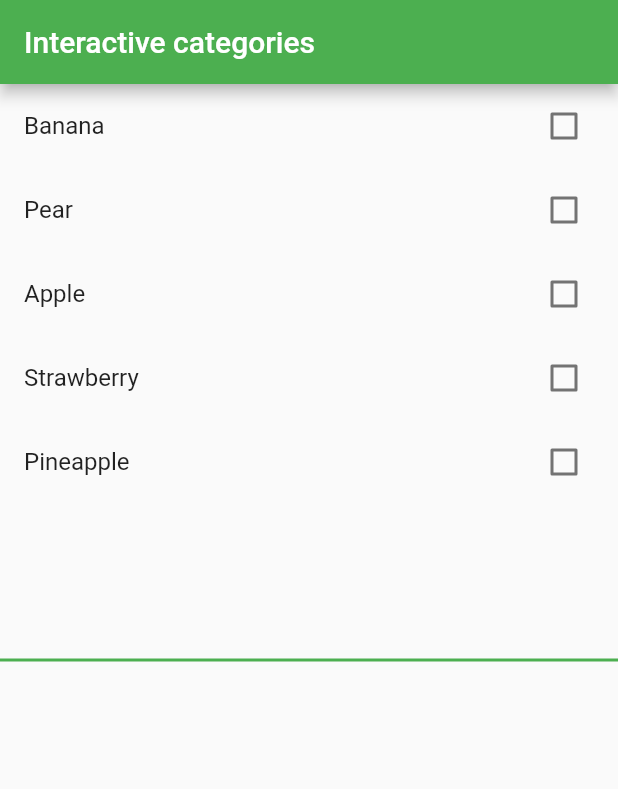
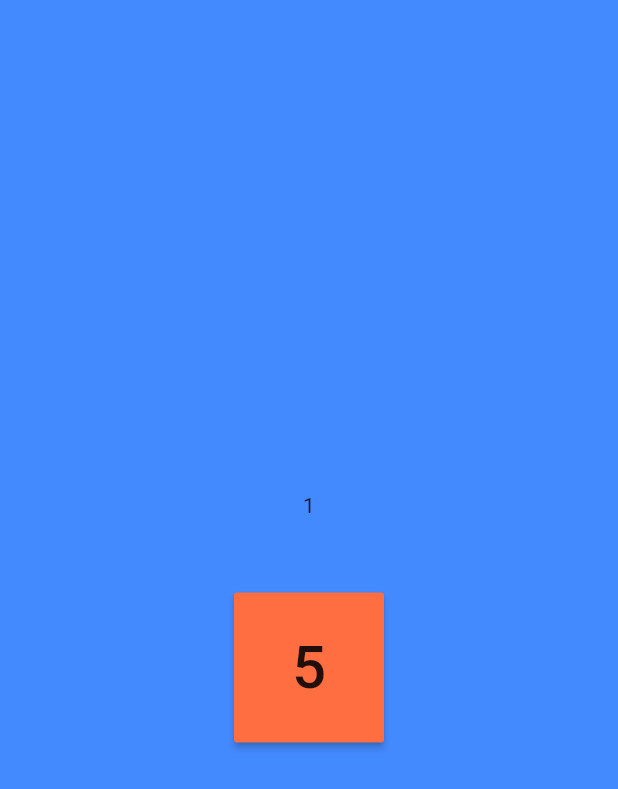
Before and after one commit to Barttje/riverpod_selection_example, a Flutter app: the screen it shows after launch, on a phone screen of 412 x 824 dp. Shown: the top 789 px of the screen. Run offline on Flutter 3.47's test engine with Material 2 defaults, Android fonts, the phone set to English and light mode, and no system bars; our stand-ins replace flutter_hooks, flutter_riverpod, hooks_riverpod.

```diff
--- a/lib/main.dart
+++ b/lib/main.dart
@@ -2,96 +2,103 @@ import 'package:flutter/material.dart';
 import 'package:provider/provider.dart';
 
 void main() {
-  runApp(MultipleCategorySelection());
+  runApp(MyApp());
 }
 
-class MultipleCategorySelection extends StatelessWidget {
+class MyApp extends StatelessWidget {
+  // This widget is the root of your application.
   @override
   Widget build(BuildContext context) {
-    return MaterialApp(
-      theme: ThemeData(
-        primarySwatch: Colors.green,
-        visualDensity: VisualDensity.adaptivePlatformDensity,
-      ),
-      home: Scaffold(
-        appBar: AppBar(title: Text("Interactive categories")),
-        body: ChangeNotifierProvider(
-            create: (context) => CategoryList(
-                ["Banana", "Pear", "Apple", "Strawberry", "Pineapple"]),
-            child: Column(
-              children: [
-                CategoryFilter(),
-                Container(
-                  color: Colors.green,
-                  height: 2,
-                ),
-                SelectedCategories()
-              ],
-            )),
-      ),
+    return MultiProvider(
+      providers: [
+        ChangeNotifierProvider<Class1>(
+          create: (_) => Class1(),
+        ),
+        // ProxyProvider<Class1, Class2>(
+        //   update: (context, class1, class2) => Class2(class1),
+        //)
+        ChangeNotifierProxyProvider<Class1, Class2>(
+          create: (BuildContext context) => Class2(null),
+          update: (context, class1, class2) => Class2(class1),
+        ),
+      ],
+      child: MaterialApp(initialRoute: HomePage.id, routes: {
+        HomePage.id: (context) => HomePage(),
+      }),
     );
   }
 }
 
-class CategoryFilter extends StatelessWidget {
+class HomePage extends StatelessWidget {
+  static const String id = 'home_page';
   @override
   Widget build(BuildContext context) {
-    return Consumer<CategoryList>(builder: (context, categoryList, child) {
-      return Flexible(
-        child: ListView.builder(
-            itemCount: categoryList.categories.length,
-            itemBuilder: (BuildContext context, int index) {
-              return CheckboxListTile(
-                value: categoryList.selectedCategories
-                    .contains(categoryList.categories[index]),
-                onChanged: (bool selected) {
-                  var categoriesModel = context.read<CategoryList>();
-                  categoriesModel.toggle(categoryList.categories[index]);
-                },
-                title: Text(categoryList.categories[index]),
-              );
-            }),
-      );
-    });
-  }
-}
-
-class SelectedCategories extends StatelessWidget {
-  @override
-  Widget build(BuildContext context) {
-    return Consumer<CategoryList>(
-      builder: (context, categoryList, child) {
-        return Flexible(
-          child: ListView.builder(
-              itemCount: categoryList.selectedCategories.length,
-              itemBuilder: (BuildContext context, int index) {
-                return Padding(
-                  padding: const EdgeInsets.all(8.0),
-                  child: Text(categoryList.selectedCategories[index]),
-                );
-              }),
+    return Consumer2<Class1, Class2>(
+      builder: (context, class1, class2, child) {
+        return Scaffold(
+          backgroundColor: Colors.blueAccent,
+          body: Container(
+            alignment: Alignment.center,
+            color: Colors.blueAccent,
+            child: Column(
+              mainAxisAlignment: MainAxisAlignment.center,
+              children: [
+                Text(class1.number.toString()),
+                SizedBox(height: 50),
+                MaterialButton(
+                  color: Colors.deepOrangeAccent,
+                  height: 100,
+                  minWidth: 100,
+                  child: Text(
+                    '5',
+                    style: TextStyle(fontSize: 40),
+                  ),
+                  onPressed: () {
+                    class1.addNumber(5);
+                    class2.addNumberFromClass1();
+                    print("${class1.number} on pressed class1 number");
+                    print(
+                        "${class2.getNumberFromClass1} on pressed class2 number");
+                  },
+                ),
+              ],
+            ),
+          ),
         );
       },
     );
   }
 }
 
-class CategoryList extends ChangeNotifier {
-  CategoryList(List<String> categories) {
-    categories.forEach((value) {
-      _categories.putIfAbsent(value, () => false);
-    });
+class Class1 extends ChangeNotifier {
+  int number = 1; //This stays always the same.
+  void addNumber(value) {
+    number = number +
+        value; //after adding value to number, the new calculated number should be stored in number.
+    notifyListeners();
   }
 
-  final Map<String, bool> _categories = Map();
+  get getNumber {
+    return number;
+  }
+}
 
-  List<String> get categories => _categories.keys.toList();
+class Class2 extends ChangeNotifier {
+  int numberFromClass1;
 
-  List<String> get selectedCategories =>
-      _categories.entries.where((e) => e.value).map((e) => e.key).toList();
+  Class2(Class1 class1) {
+    if (class1 != null) {
+      numberFromClass1 = class1.getNumber;
+      print("$numberFromClass1 updated");
+    }
+  }
 
-  void toggle(String item) {
-    _categories[item] = !_categories[item];
+  void addNumberFromClass1() {
+    print("$numberFromClass1 addNumberFromClass1 called");
     notifyListeners();
   }
+
+  get getNumberFromClass1 {
+    return numberFromClass1;
+  }
 }
--- a/pubspec.yaml
+++ b/pubspec.yaml
@@ -23,10 +23,10 @@ environment:
 dependencies:
   flutter:
     sdk: flutter
+  flutter_hooks: ^0.15.0
+  hooks_riverpod: ^0.12.1
+  flutter_riverpod: ^0.12.1
   provider: ^4.3.2+3
-  # The following adds the Cupertino Icons font to your application.
-  # Use with the CupertinoIcons class for iOS style icons.
-  cupertino_icons: ^1.0.0
 
 dev_dependencies:
   flutter_test:
```
Also changed, not shown: lib/flutter_riverport.dart (added, +103 -0 lines), lib/hooks_riverpod.dart (added, +101 -0 lines), pubspec.lock, 1 other file.
